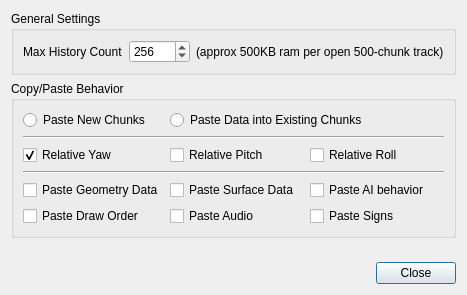
This is TrackEditor/PreferencesDialog.ui in Zizin13/Roller as Qt 5 draws it before an edit. The edited form follows.
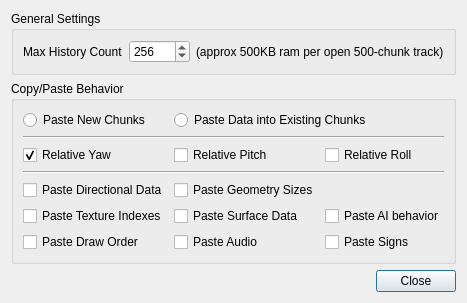
This is the edited form.

Commit message: can now paste only directional data

```diff
--- a/TrackEditor/PreferencesDialog.ui
+++ b/TrackEditor/PreferencesDialog.ui
@@ -66,6 +66,41 @@
       <string>Copy/Paste Behavior</string>
      </property>
      <layout class="QGridLayout" name="gridLayout">
+      <item row="6" column="1">
+       <widget class="QCheckBox" name="ckPasteAudio">
+        <property name="text">
+         <string>Paste Audio</string>
+        </property>
+       </widget>
+      </item>
+      <item row="5" column="2">
+       <widget class="QCheckBox" name="ckPasteAIBehavior">
+        <property name="text">
+         <string>Paste AI behavior</string>
+        </property>
+       </widget>
+      </item>
+      <item row="6" column="2">
+       <widget class="QCheckBox" name="ckPasteSigns">
+        <property name="text">
+         <string>Paste Signs</string>
+        </property>
+       </widget>
+      </item>
+      <item row="1" column="0" colspan="3">
+       <widget class="Line" name="line_2">
+        <property name="orientation">
+         <enum>Qt::Horizontal</enum>
+        </property>
+       </widget>
+      </item>
+      <item row="2" column="2">
+       <widget class="QCheckBox" name="ckRelRoll">
+        <property name="text">
+         <string>Relative Roll</string>
+        </property>
+       </widget>
+      </item>
       <item row="2" column="1">
        <widget class="QCheckBox" name="ckRelPitch">
         <property name="text">
@@ -73,10 +108,17 @@
         </property>
        </widget>
       </item>
-      <item row="4" column="2">
-       <widget class="QCheckBox" name="ckPasteAIBehavior">
+      <item row="3" column="0" colspan="3">
+       <widget class="Line" name="line">
+        <property name="orientation">
+         <enum>Qt::Horizontal</enum>
+        </property>
+       </widget>
+      </item>
+      <item row="6" column="0">
+       <widget class="QCheckBox" name="ckPasteDrawOrder">
         <property name="text">
-         <string>Paste AI behavior</string>
+         <string>Paste Draw Order</string>
         </property>
        </widget>
       </item>
@@ -90,27 +132,6 @@
         </property>
        </widget>
       </item>
-      <item row="2" column="2">
-       <widget class="QCheckBox" name="ckRelRoll">
-        <property name="text">
-         <string>Relative Roll</string>
-        </property>
-       </widget>
-      </item>
-      <item row="5" column="0">
-       <widget class="QCheckBox" name="ckPasteDrawOrder">
-        <property name="text">
-         <string>Paste Draw Order</string>
-        </property>
-       </widget>
-      </item>
-      <item row="4" column="0">
-       <widget class="QCheckBox" name="ckPasteGeometry">
-        <property name="text">
-         <string>Paste Geometry Data</string>
-        </property>
-       </widget>
-      </item>
       <item row="0" column="0">
        <widget class="QRadioButton" name="rbPasteNew">
         <property name="text">
@@ -118,13 +139,6 @@
         </property>
        </widget>
       </item>
-      <item row="5" column="2">
-       <widget class="QCheckBox" name="ckPasteSigns">
-        <property name="text">
-         <string>Paste Signs</string>
-        </property>
-       </widget>
-      </item>
       <item row="0" column="1" colspan="2">
        <widget class="QRadioButton" name="rbPasteData">
         <property name="text">
@@ -140,23 +154,30 @@
        </widget>
       </item>
       <item row="5" column="1">
-       <widget class="QCheckBox" name="ckPasteAudio">
-        <property name="text">
-         <string>Paste Audio</string>
-        </property>
-       </widget>
-      </item>
-      <item row="4" column="1">
        <widget class="QCheckBox" name="ckPasteSurfaceData">
         <property name="text">
          <string>Paste Surface Data</string>
         </property>
        </widget>
       </item>
-      <item row="1" column="0" colspan="3">
-       <widget class="Line" name="line_2">
-        <property name="orientation">
-         <enum>Qt::Horizontal</enum>
+      <item row="4" column="0">
+       <widget class="QCheckBox" name="ckPasteDirection">
+        <property name="text">
+         <string>Paste Directional Data</string>
+        </property>
+       </widget>
+      </item>
+      <item row="4" column="1">
+       <widget class="QCheckBox" name="ckPasteGeometry">
+        <property name="text">
+         <string>Paste Geometry Sizes</string>
+        </property>
+       </widget>
+      </item>
+      <item row="5" column="0">
+       <widget class="QCheckBox" name="ckPasteTextures">
+        <property name="text">
+         <string>Paste Texture Indexes</string>
         </property>
        </widget>
       </item>
```
Left out of the diff: 7 changed lines with no effect on the pictures. The commit also changes 3 other files.
